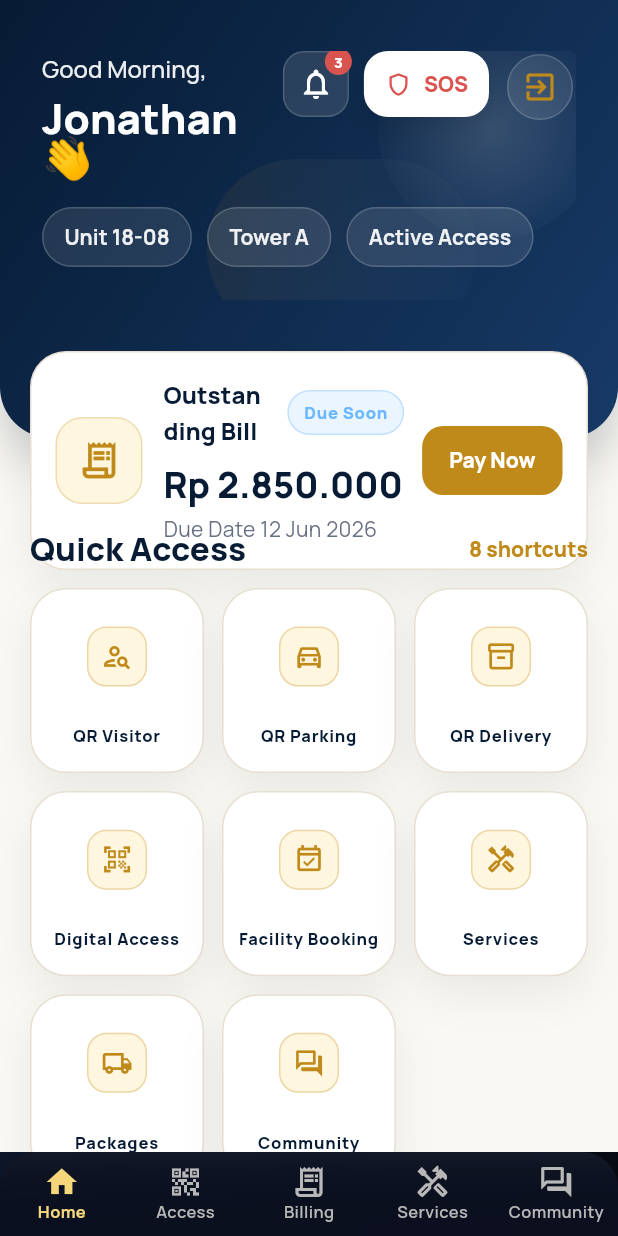
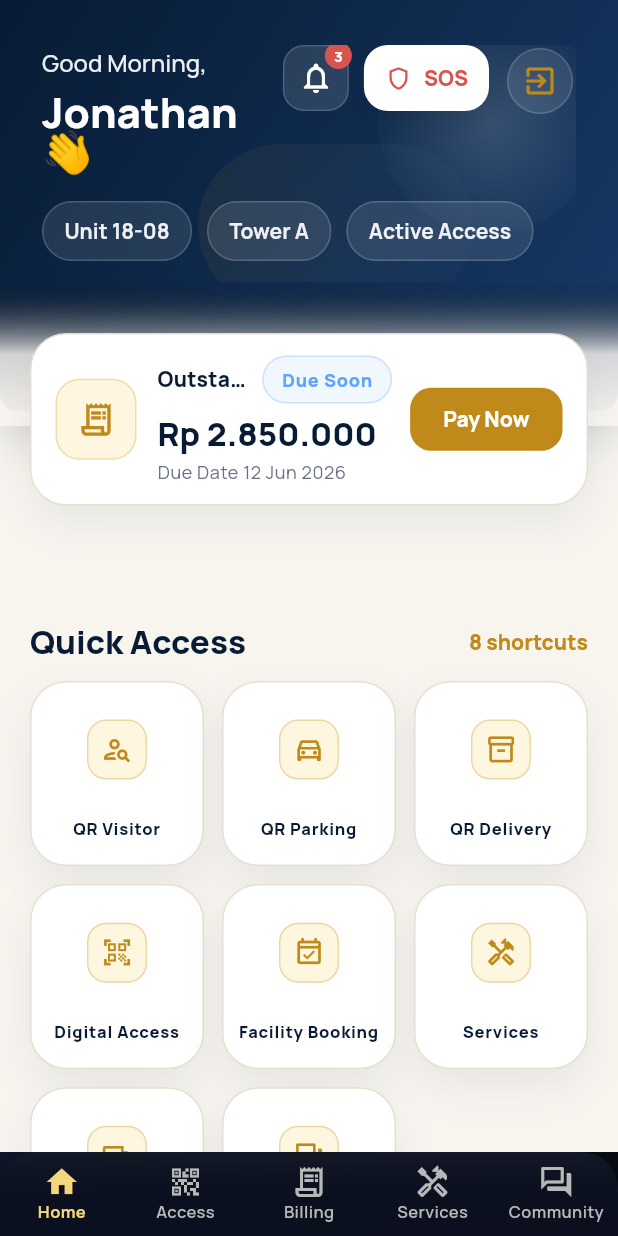
Before and after one commit to Deweeee99/apart-hub, a Flutter app: the ResidentShell screen opened by its route, on a phone screen of 412 x 824 dp. Run offline on Flutter 3.47's test engine with Material 3 defaults, Android fonts, the phone set to English and light mode, and no system bars; drawn by our look-alikes of flutter_animate; our stand-ins replace flutter_local_notifications, go_router, google_fonts, qr_flutter.

Commit message:
updated home resident

```diff
--- a/lib/features/resident/home/resident_home_page.dart
+++ b/lib/features/resident/home/resident_home_page.dart
@@ -7,7 +7,6 @@ import '../../../core/constants/app_colors.dart';
 import '../../../core/data/demo_data.dart';
 import '../../../core/models/app_models.dart';
 import '../../../core/widgets/emergency_button.dart';
-import '../../../core/widgets/status_badge.dart';
 import '../../../core/widgets/white_premium_card.dart';
 
 final _currency = NumberFormat.currency(
@@ -17,7 +16,7 @@ final _currency = NumberFormat.currency(
 );
 final _date = DateFormat('d MMM yyyy', 'id_ID');
 
-const _homeBackground = Color(0xFFFAF8F2);
+const _homeSurface = Color(0xFFF8F5EF);
 const _homeNavy = Color(0xFF071B34);
 const _homeBlue = Color(0xFF173A67);
 const _homeGold = Color(0xFFC08A1A);
@@ -92,7 +91,7 @@ class ResidentDashboardPage extends StatelessWidget {
         ).textTheme.apply(bodyColor: _homeNavy, displayColor: _homeNavy),
       ),
       child: ColoredBox(
-        color: _homeBackground,
+        color: _homeSurface,
         child: ListView(
           key: const ValueKey('resident-dashboard'),
           padding: const EdgeInsets.only(bottom: 130),
@@ -104,6 +103,7 @@ class ResidentDashboardPage extends StatelessWidget {
               onEmergency: showEmergency,
               onPayNow: () => onNavigate(2),
             ).animate().fadeIn(duration: 420.ms).moveY(begin: 16, end: 0),
+            const SizedBox(height: 26),
             Padding(
               padding: const EdgeInsets.symmetric(horizontal: 20),
               child: Column(
@@ -289,17 +289,24 @@ class _HeroBillStack extends StatelessWidget {
   @override
   Widget build(BuildContext context) {
     return SizedBox(
-      height: 352,
+      height: 388,
       child: Stack(
         clipBehavior: Clip.none,
         children: [
           _HeroHeader(resident: resident, onEmergency: onEmergency),
+          const Positioned(
+            left: 0,
+            right: 0,
+            top: 188,
+            height: 96,
+            child: IgnorePointer(child: _HeroFadeTransition()),
+          ),
           Positioned(
             left: 20,
             right: 20,
-            top: 238,
+            top: 224,
             child: Transform.translate(
-              offset: const Offset(0, -4),
+              offset: const Offset(0, -2),
               child: _OutstandingBillCard(
                 totalOutstanding: totalOutstanding,
                 nearestDue: nearestDue,
@@ -323,8 +330,8 @@ class _HeroHeader extends StatelessWidget {
   Widget build(BuildContext context) {
     return Container(
       width: double.infinity,
-      height: 292,
-      padding: const EdgeInsets.fromLTRB(28, 34, 28, 92),
+      height: 274,
+      padding: const EdgeInsets.fromLTRB(28, 30, 28, 86),
       decoration: BoxDecoration(
         gradient: const LinearGradient(
           colors: [_homeNavy, _homeBlue],
@@ -332,8 +339,8 @@ class _HeroHeader extends StatelessWidget {
           end: Alignment.bottomRight,
         ),
         borderRadius: const BorderRadius.only(
-          bottomLeft: Radius.circular(34),
-          bottomRight: Radius.circular(34),
+          bottomLeft: Radius.circular(12),
+          bottomRight: Radius.circular(12),
         ),
         boxShadow: [
           BoxShadow(
@@ -363,11 +370,11 @@ class _HeroHeader extends StatelessWidget {
             ),
           ),
           Positioned(
-            bottom: -26,
-            left: 110,
+            bottom: -18,
+            left: 104,
             child: Container(
-              width: 180,
-              height: 120,
+              width: 184,
+              height: 110,
               decoration: BoxDecoration(
                 borderRadius: BorderRadius.circular(120),
                 gradient: LinearGradient(
@@ -436,6 +443,27 @@ class _HeroHeader extends StatelessWidget {
   }
 }
 
+class _HeroFadeTransition extends StatelessWidget {
+  const _HeroFadeTransition();
+
+  @override
+  Widget build(BuildContext context) {
+    return DecoratedBox(
+      decoration: BoxDecoration(
+        gradient: LinearGradient(
+          begin: Alignment.topCenter,
+          end: Alignment.bottomCenter,
+          colors: [
+            Colors.transparent,
+            _homeSurface.withValues(alpha: 0.84),
+            _homeSurface,
+          ],
+        ),
+      ),
+    );
+  }
+}
+
 class _OutstandingBillCard extends StatelessWidget {
   const _OutstandingBillCard({
     required this.totalOutstanding,
@@ -455,22 +483,22 @@ class _OutstandingBillCard extends StatelessWidget {
     final badgeLabel = totalOutstanding > 0 ? 'Due Soon' : 'Paid';
 
     return WhitePremiumCard(
-      padding: const EdgeInsets.all(16),
+      padding: const EdgeInsets.fromLTRB(16, 14, 16, 14),
       child: Row(
         crossAxisAlignment: CrossAxisAlignment.center,
         children: [
           Container(
-            width: 58,
-            height: 58,
+            width: 54,
+            height: 54,
             decoration: BoxDecoration(
               color: _homeSoftGold,
-              borderRadius: BorderRadius.circular(18),
+              borderRadius: BorderRadius.circular(16),
               border: Border.all(color: _homeGold.withValues(alpha: 0.25)),
             ),
             child: const Icon(
               Icons.receipt_long_outlined,
               color: _homeGold,
-              size: 29,
+              size: 26,
             ),
           ),
           const SizedBox(width: 14),
@@ -483,46 +511,49 @@ class _OutstandingBillCard extends StatelessWidget {
                     Flexible(
                       child: Text(
                         'Outstanding Bill',
-                        style: Theme.of(context).textTheme.titleMedium
-                            ?.copyWith(
-                              color: _homeNavy,
-                              fontWeight: FontWeight.w900,
-                            ),
+                        maxLines: 1,
+                        overflow: TextOverflow.ellipsis,
+                        style: Theme.of(context).textTheme.titleSmall?.copyWith(
+                          color: _homeNavy,
+                          fontWeight: FontWeight.w900,
+                        ),
                       ),
                     ),
                     const SizedBox(width: 8),
-                    StatusBadge(status: badgeLabel),
+                    _BillStatusPill(label: badgeLabel),
                   ],
                 ),
-                const SizedBox(height: 8),
+                const SizedBox(height: 6),
                 Text(
                   _currency.format(totalOutstanding),
                   maxLines: 1,
                   overflow: TextOverflow.ellipsis,
-                  style: Theme.of(context).textTheme.headlineSmall?.copyWith(
+                  style: Theme.of(context).textTheme.titleLarge?.copyWith(
                     color: _homeNavy,
                     fontWeight: FontWeight.w900,
                   ),
                 ),
-                const SizedBox(height: 4),
+                const SizedBox(height: 3),
                 Text(
                   dueLabel,
+                  maxLines: 1,
+                  overflow: TextOverflow.ellipsis,
                   style: Theme.of(
                     context,
-                  ).textTheme.bodyMedium?.copyWith(color: _homeMuted),
+                  ).textTheme.bodySmall?.copyWith(color: _homeMuted),
                 ),
               ],
             ),
           ),
           const SizedBox(width: 12),
           SizedBox(
-            height: 46,
+            height: 42,
             child: ElevatedButton(
               onPressed: onPayNow,
               style: ElevatedButton.styleFrom(
                 backgroundColor: _homeGold,
                 foregroundColor: Colors.white,
-                padding: const EdgeInsets.symmetric(horizontal: 18),
+                padding: const EdgeInsets.symmetric(horizontal: 22),
                 elevation: 0,
                 shape: RoundedRectangleBorder(
                   borderRadius: BorderRadius.circular(14),
@@ -535,6 +566,31 @@ class _OutstandingBillCard extends StatelessWidget {
             ),
           ),
         ],
+      ),
+    );
+  }
+}
+
+class _BillStatusPill extends StatelessWidget {
+  const _BillStatusPill({required this.label});
+
+  final String label;
+
+  @override
+  Widget build(BuildContext context) {
+    return Container(
+      padding: const EdgeInsets.symmetric(horizontal: 12, vertical: 7),
+      decoration: BoxDecoration(
+        color: const Color(0xFFF0F7FF),
+        borderRadius: BorderRadius.circular(999),
+        border: Border.all(color: const Color(0xFFC9E1FF)),
+      ),
+      child: Text(
+        label,
+        style: Theme.of(context).textTheme.labelMedium?.copyWith(
+          color: const Color(0xFF60A5FA),
+          fontWeight: FontWeight.w800,
+        ),
       ),
     );
   }
```
